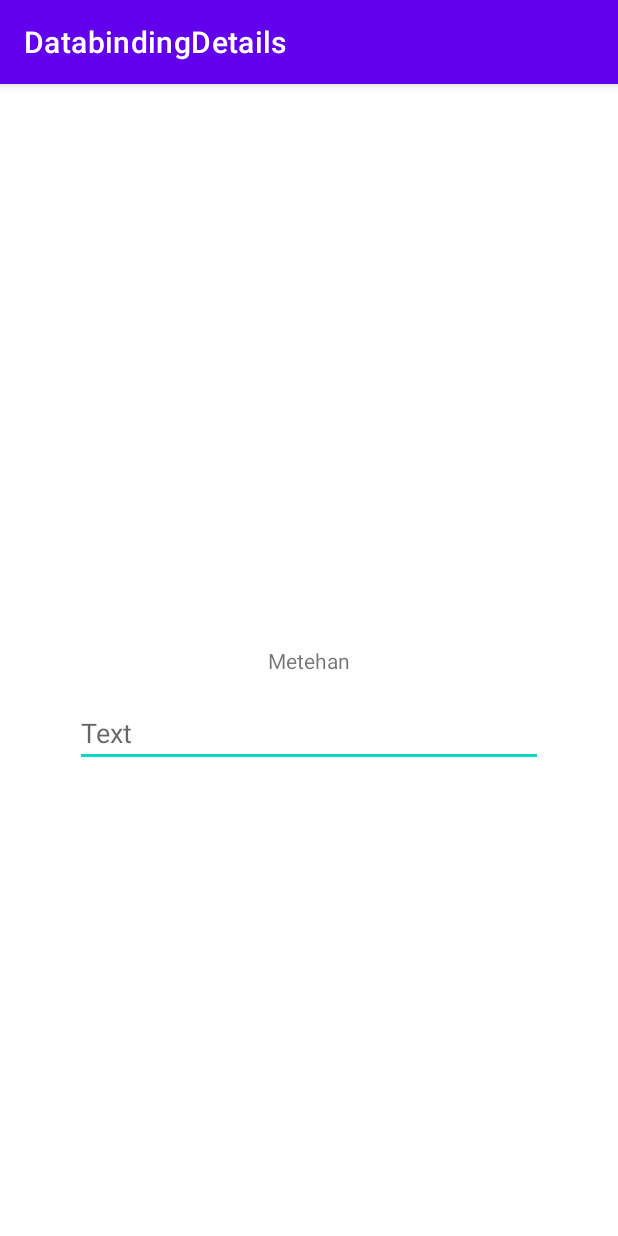
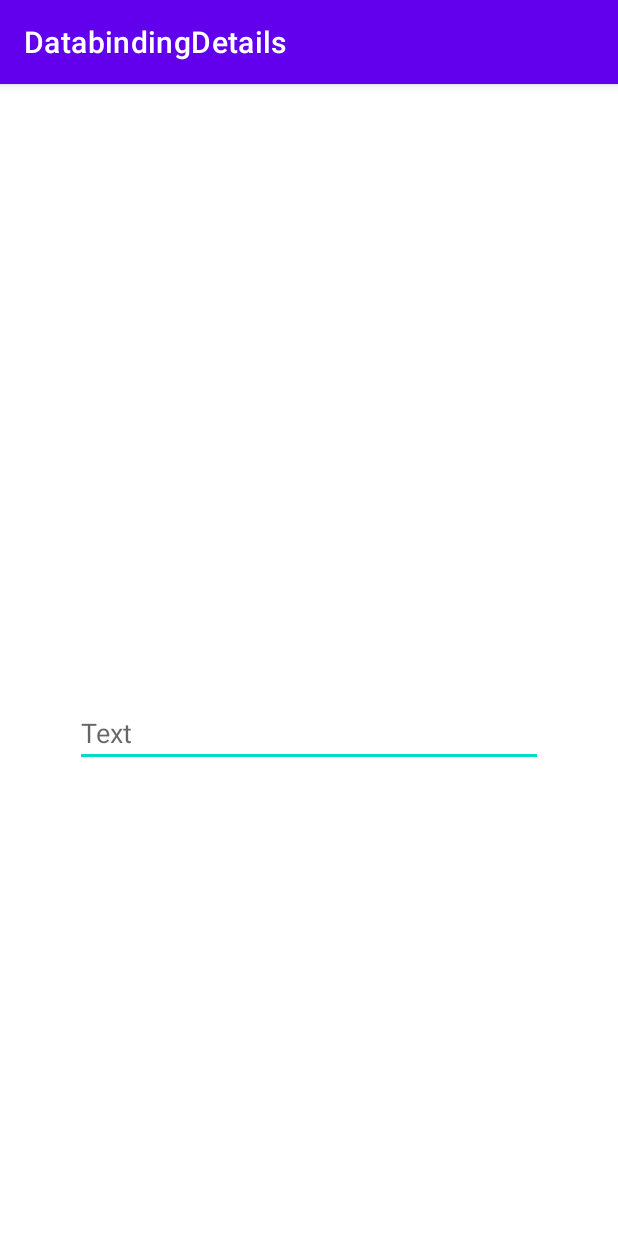
Before and after one commit to metehanbolatt/DatabindingDetails, an Android app: the screen it shows after launch (MainActivity), on a phone screen of 412 x 824 dp. Run offline under Robolectric (Android 15) with nearby library versions, the phone set to English and light mode, and no system bars; our stand-ins replace data binding; libraries missing offline, so code that uses them is left out: android.graphics.drawable.

Commit message:
MutableLiveData in xml(layout) file

```diff
--- a/app/src/main/java/com/metehanbolat/databindingdetails/MainActivity.kt
+++ b/app/src/main/java/com/metehanbolat/databindingdetails/MainActivity.kt
@@ -2,11 +2,16 @@ package com.metehanbolat.databindingdetails
 
 import androidx.appcompat.app.AppCompatActivity
 import android.os.Bundle
+import android.text.Editable
+import android.text.TextWatcher
+import androidx.lifecycle.ViewModelProvider
 import com.metehanbolat.databindingdetails.databinding.ActivityMainBinding
 
 class MainActivity : AppCompatActivity() {
 
     private lateinit var binding: ActivityMainBinding
+
+    private lateinit var myViewModel: MyViewModel
 
     override fun onCreate(savedInstanceState: Bundle?) {
         super.onCreate(savedInstanceState)
@@ -14,10 +19,19 @@ class MainActivity : AppCompatActivity() {
         val view = binding.root
         setContentView(view)
 
-        val myUser = User("Metehan", "Bolat",23, true)
+        myViewModel = ViewModelProvider(this)[MyViewModel::class.java]
 
-        binding.user = myUser
+        binding.viewModel = myViewModel
+        binding.lifecycleOwner = this
 
+        binding.editText.addTextChangedListener(object : TextWatcher {
+            override fun beforeTextChanged(p0: CharSequence?, p1: Int, p2: Int, p3: Int) {}
+            override fun onTextChanged(char: CharSequence?, p1: Int, p2: Int, p3: Int) {
+                myViewModel.setMessage(char.toString())
+            }
+            override fun afterTextChanged(p0: Editable?) {}
+
+        })
 
     }
 }
--- /dev/null
+++ b/app/src/main/java/com/metehanbolat/databindingdetails/MyViewModel.kt
@@ -0,0 +1,13 @@
+package com.metehanbolat.databindingdetails
+
+import androidx.lifecycle.MutableLiveData
+import androidx.lifecycle.ViewModel
+
+class MyViewModel: ViewModel() {
+
+    val message = MutableLiveData<String>()
+
+    fun setMessage(text: String) {
+        message.value = text
+    }
+}
--- a/app/src/main/res/layout/activity_main.xml
+++ b/app/src/main/res/layout/activity_main.xml
@@ -4,17 +4,13 @@
     xmlns:tools="http://schemas.android.com/tools">
 
     <data>
-        <import type="android.view.View" />
-        <import type="java.util.List" />
-        <import type="com.metehanbolat.databindingdetails.User" />
-        <import type="com.metehanbolat.databindingdetails.View" alias="MyView" />
-        <import type="com.metehanbolat.databindingdetails.MyUtilClass" />
+        <import type="android.graphics.drawable.Drawable" />
         <variable
-            name="user"
-            type="User" />
+            name="drawable"
+            type="Drawable" />
         <variable
-            name="userList"
-            type="List&lt;User>" />
+            name="viewModel"
+            type="com.metehanbolat.databindingdetails.MyViewModel" />
     </data>
 
     <androidx.constraintlayout.widget.ConstraintLayout
@@ -26,8 +22,7 @@
             android:id="@+id/textView"
             android:layout_width="wrap_content"
             android:layout_height="wrap_content"
-            android:text="@{MyUtilClass.changeText(user.firstName)}"
-            android:visibility="@{user.loggedIn ? View.VISIBLE : View.GONE}"
+            android:text="@{viewModel.message}"
             app:layout_constraintBottom_toBottomOf="parent"
             app:layout_constraintLeft_toLeftOf="parent"
             app:layout_constraintRight_toRightOf="parent"
```
